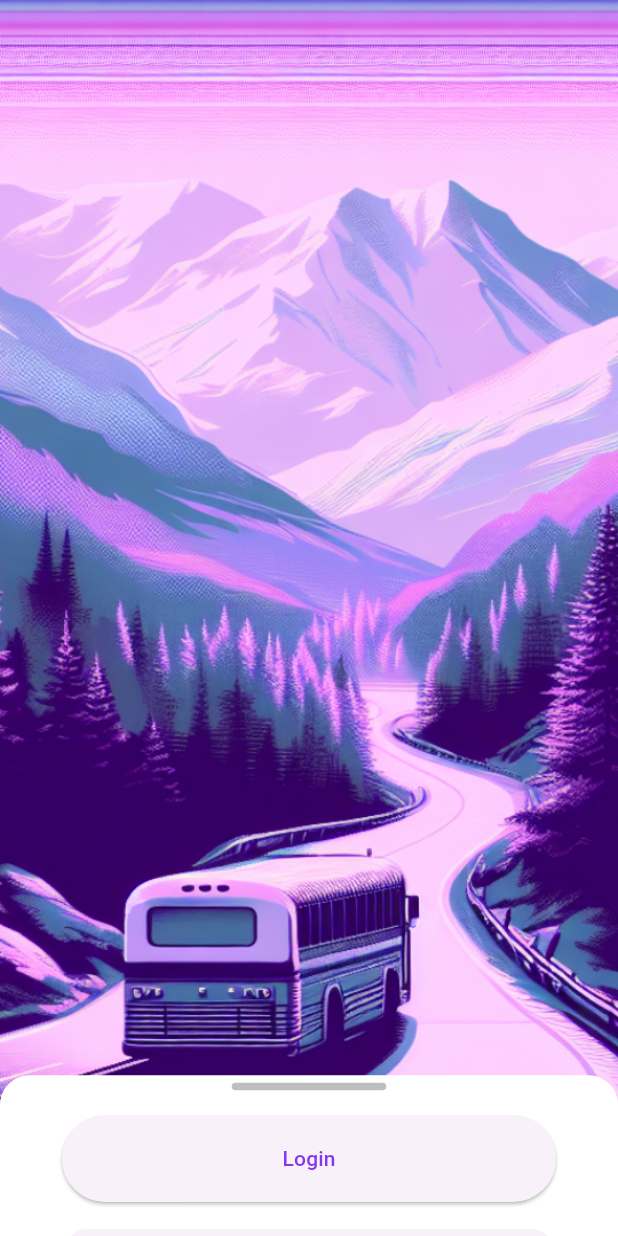
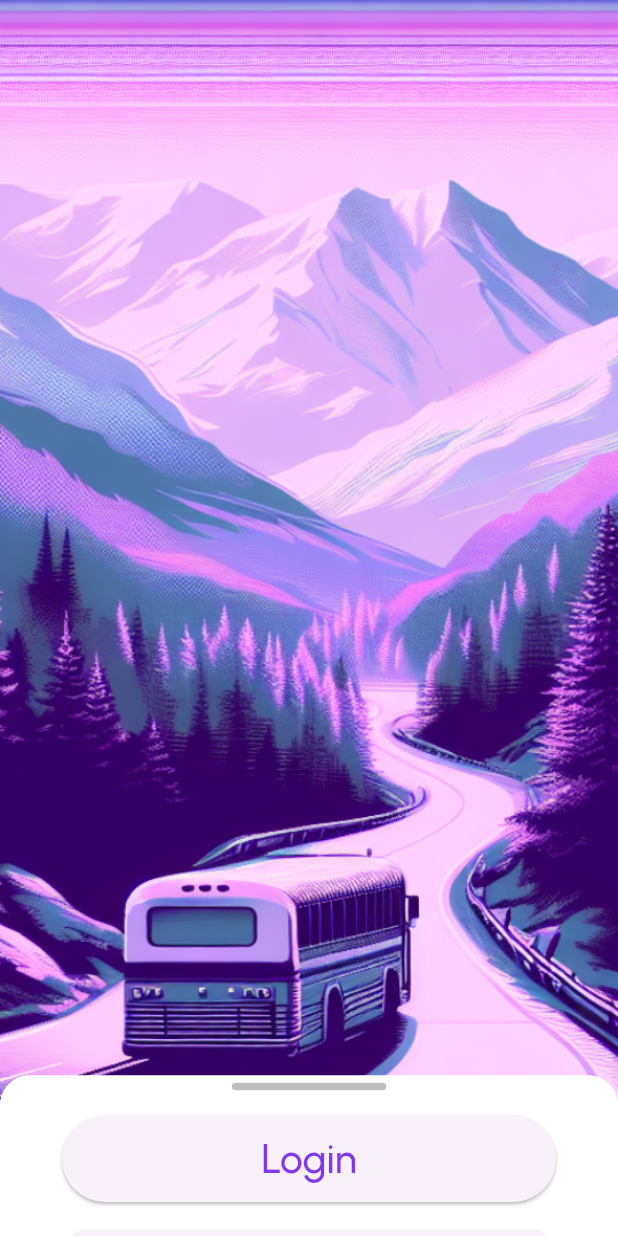
Before and after one commit to sih-rtt/conductor-app, a Flutter app: the screen it shows after launch, on a phone screen of 412 x 824 dp. Run offline on Flutter 3.47's test engine with Material 2 defaults, Android fonts, the phone set to English and light mode, and no system bars; our stand-ins replace bloc, dio, equatable, flutter_bloc, flutter_secure_storage, internet_connection_checker_plus.

Commit message:
S33-24 feat:textheme defined

```diff
--- a/lib/Presentation/Login/login.dart
+++ b/lib/Presentation/Login/login.dart
@@ -39,10 +39,19 @@ class LoginPage extends StatelessWidget {
                 Scaffold(
                   resizeToAvoidBottomInset: true,
                   body: SafeArea(
+                    child: GestureDetector(
+                      onTap: () {
+                        if (controller.pixels > controller.sizeToPixels(0.13)) {
+                          controller.animateTo(0.13,
+                              duration: const Duration(milliseconds: 200),
+                              curve: Curves.linear);
+                        }
+                      },
                       child: Container(
                         decoration: const BoxDecoration(
                             image: DecorationImage(
-                        image: AssetImage('lib/Resources/Images/Designer.png'),
+                          image:
+                              AssetImage('lib/Resources/Images/Designer.png'),
                           fit: BoxFit.cover,
                           repeat: ImageRepeat.noRepeat,
                         )),
@@ -60,7 +69,8 @@ class LoginPage extends StatelessWidget {
                                     topLeft: Radius.circular(20),
                                     topRight: Radius.circular(20)),
                                 child: Container(
-                                color: Theme.of(context).colorScheme.background,
+                                  color:
+                                      Theme.of(context).colorScheme.background,
                                   child: ListView(
                                     controller: scrollController,
                                     children: [
@@ -69,7 +79,8 @@ class LoginPage extends StatelessWidget {
                                           GestureDetector(
                                             onTap: () {
                                               if (controller.pixels >
-                                                controller.sizeToPixels(0.13)) {
+                                                  controller
+                                                      .sizeToPixels(0.13)) {
                                                 controller.animateTo(0.13,
                                                     duration: const Duration(
                                                         milliseconds: 200),
@@ -91,10 +102,11 @@ class LoginPage extends StatelessWidget {
                                               child: Container(
                                                 height: 5,
                                                 width: width * 0.25,
-                                              margin:
-                                                  const EdgeInsets.only(top: 5),
+                                                margin: const EdgeInsets.only(
+                                                    top: 5),
                                                 decoration: const BoxDecoration(
-                                                borderRadius: BorderRadius.all(
+                                                  borderRadius:
+                                                      BorderRadius.all(
                                                           Radius.circular(20)),
                                                   color: Color.fromARGB(
                                                       255, 191, 190, 190),
@@ -110,8 +122,8 @@ class LoginPage extends StatelessWidget {
                                             width: width * 0.8,
                                             child: Card(
                                               child: Container(
-                                              padding:
-                                                  EdgeInsets.all(width * 0.07),
+                                                padding: EdgeInsets.all(
+                                                    width * 0.07),
                                                 child: Column(
                                                   mainAxisAlignment:
                                                       MainAxisAlignment
@@ -152,6 +164,7 @@ class LoginPage extends StatelessWidget {
                                 ),
                               );
                             }),
+                      ),
                     ),
                   ),
                 ),
--- a/lib/main.dart
+++ b/lib/main.dart
@@ -12,6 +12,7 @@ class MyApp extends StatelessWidget {
   // This widget is the root of your application.
   @override
   Widget build(BuildContext context) {
+    double fontSize = MediaQuery.of(context).size.width;
     return MaterialApp(
       debugShowCheckedModeBanner: false,
       title: 'Flutter Demo',
@@ -25,14 +26,55 @@ class MyApp extends StatelessWidget {
           background: const Color(0xFFFFFFFF),
         ),
         textTheme: const TextTheme(
+          headlineSmall: TextStyle(
+            fontFamily: 'Urbanist',
+            fontSize: 17,
+            fontWeight: FontWeight.bold,
+            color: Color(0xFF0B0C04),
+          ),
+          headlineMedium: TextStyle(
+            fontFamily: 'Urbanist',
+            fontSize: 19,
+            fontWeight: FontWeight.bold,
+            color: Color(0xFF0B0C04),
+          ),
+          headlineLarge: TextStyle(
+            fontFamily: 'Urbanist',
+            fontSize: 21,
+            fontWeight: FontWeight.bold,
+            color: Color(0xFF0B0C04),
+          ),
           bodySmall: TextStyle(
             fontFamily: 'Urbanist',
-            fontSize: 20,
+            fontSize: 15,
             color: Color(0xFF0B0C04),
           ),
           bodyMedium: TextStyle(
             fontFamily: 'Urbanist',
-            fontSize: 24,
+            fontSize: 17,
+            color: Color(0xFF0B0C04),
+          ),
+          bodyLarge: TextStyle(
+            fontFamily: 'Urbanist',
+            fontSize: 19,
+            color: Color(0xFF0B0C04),
+          ),
+          labelSmall: TextStyle(
+            fontFamily: 'Urbanist',
+            fontSize: 23,
+            fontWeight: FontWeight.w500,
+            color: Color(0xFF0B0C04),
+          ),
+          labelMedium: TextStyle(
+            fontFamily: 'Urbanist',
+            fontSize: 25,
+            fontWeight: FontWeight.w500,
+            color: Color(0xFF0B0C04),
+          ),
+          labelLarge: TextStyle(
+            fontFamily: 'Urbanist',
+            fontSize: 27,
+            fontWeight: FontWeight.w500,
             color: Color(0xFF0B0C04),
           ),
         ),
--- a/pubspec.yaml
+++ b/pubspec.yaml
@@ -89,6 +89,7 @@ flutter:
     - family: Urbanist
       fonts:
         - asset: font/Urbanist-VariableFont_wght.ttf
+
   #   - family: Trajan Pro
   #     fonts:
   #       - asset: fonts/TrajanPro.ttf
```
Lines whose indentation alone changed are shown as unchanged.
